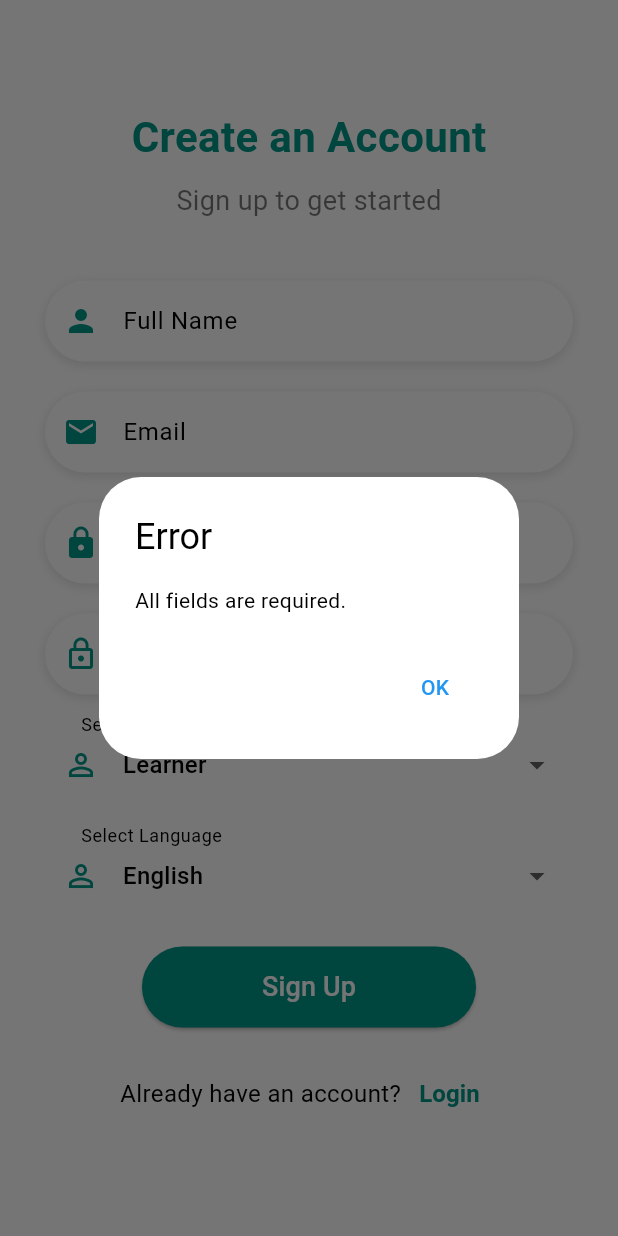
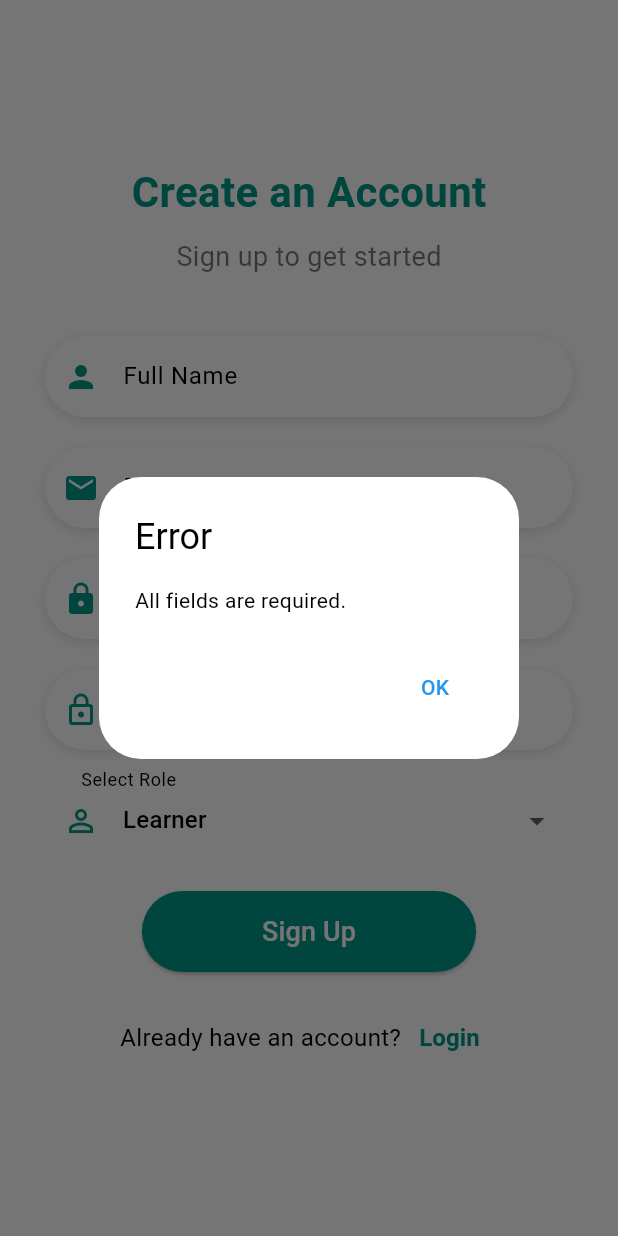
Before and after one commit to patelkiran185/naari-nivesh, a Flutter app: the SignUpPage screen opened directly, after a tap on "Sign Up", on a phone screen of 412 x 824 dp. Run offline on Flutter 3.47's test engine with Material 3 defaults, Android fonts, the light colour scheme and no system bars; our stand-ins replace animated_text_kit, card_swiper, cloud_firestore, confetti, firebase_auth, firebase_core and 8 more; accounts and stored records are empty; generated files the repository leaves out were written again.

Commit message:
remove language in signup

```diff
--- a/naari_nivesh/lib/screens/signup.dart
+++ b/naari_nivesh/lib/screens/signup.dart
@@ -20,7 +20,6 @@ class _SignUpPageState extends State<SignUpPage> {
   final TextEditingController _confirmPasswordController = TextEditingController();
 
   String selectedRole = 'Learner'; // Default role
-  String selectedLanguage = 'English'; // Default language
   bool _isLoading = false;
 
   void _signUp() async {
@@ -58,7 +57,6 @@ class _SignUpPageState extends State<SignUpPage> {
           "name": name,
           "email": email,
           "role": selectedRole,
-          "languagee": selectedLanguage,
           "uid": user.uid,
           "createdAt": FieldValue.serverTimestamp(),
         });
@@ -153,28 +151,6 @@ class _SignUpPageState extends State<SignUpPage> {
                   ),
                   const SizedBox(height: 20),
 
-                  // Language selection dropdown
-                  DropdownButtonFormField<String>(
-                    value: selectedLanguage,
-                    items: const [
-                      DropdownMenuItem(value: 'English', child: Text('English')),
-                      DropdownMenuItem(value: 'Hindi', child: Text('Hindi')),
-                    ],
-                    onChanged: (value) {
-                      setState(() {
-                        selectedLanguage = value!;
-                      });
-                    },
-                    decoration: InputDecoration(
-                      labelText: 'Select Language',
-                      prefixIcon: const Icon(Icons.person_outline, color: Colors.teal),
-                      border: OutlineInputBorder(borderRadius: BorderRadius.circular(30)),
-                      contentPadding: const EdgeInsets.symmetric(vertical: 15, horizontal: 20),
-                    ),
-                  ),
-                  const SizedBox(height: 20),
-
-
                   // Sign Up Button
                   ElevatedButton(
                     style: ElevatedButton.styleFrom(
```
